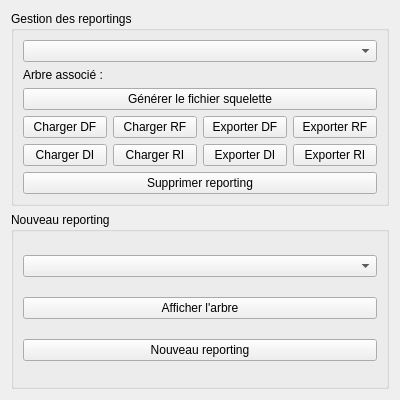
Above: formmanagereportings.ui from GiPiLab/ProtonClassicSuite before the change. Below: the same form after it.
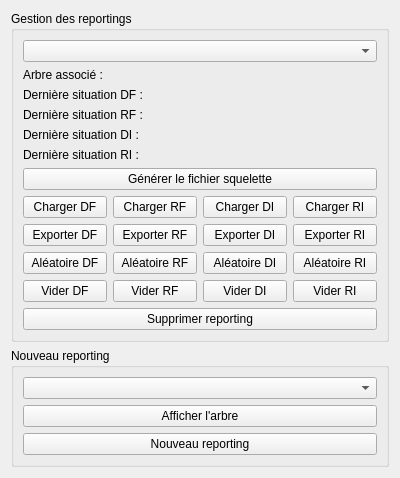
That is the form after the change. Icons and pictures are not drawn.

Commit message: Lot of bug fixes, add reporting random data

```diff
--- a/formmanagereportings.ui
+++ b/formmanagereportings.ui
@@ -7,7 +7,7 @@
     <x>0</x>
     <y>0</y>
     <width>400</width>
-    <height>400</height>
+    <height>474</height>
    </rect>
   </property>
   <property name="windowTitle">
@@ -24,27 +24,27 @@
       <string>Gestion des reportings</string>
      </property>
      <layout class="QGridLayout" name="gridLayout">
-      <item row="4" column="1">
-       <widget class="QPushButton" name="pushButtonLoadRI">
+      <item row="11" column="0">
+       <widget class="QPushButton" name="pushButtonRandomDF">
         <property name="text">
-         <string>Charger RI</string>
+         <string>Aléatoire DF</string>
         </property>
        </widget>
       </item>
-      <item row="3" column="1">
+      <item row="9" column="2">
+       <widget class="QPushButton" name="pushButtonExportDI">
+        <property name="text">
+         <string>Exporter DI</string>
+        </property>
+       </widget>
+      </item>
+      <item row="8" column="1">
        <widget class="QPushButton" name="pushButtonLoadRF">
         <property name="text">
          <string>Charger RF</string>
         </property>
        </widget>
       </item>
-      <item row="4" column="0">
-       <widget class="QPushButton" name="pushButtonLoadDI">
-        <property name="text">
-         <string>Charger DI</string>
-        </property>
-       </widget>
-      </item>
       <item row="1" column="0">
        <widget class="QLabel" name="label">
         <property name="text">
@@ -52,48 +52,34 @@
         </property>
        </widget>
       </item>
-      <item row="3" column="0">
+      <item row="8" column="0">
        <widget class="QPushButton" name="pushButtonLoadDF">
         <property name="text">
          <string>Charger DF</string>
         </property>
        </widget>
       </item>
-      <item row="3" column="2">
-       <widget class="QPushButton" name="pushButtonExportDF">
-        <property name="text">
-         <string>Exporter DF</string>
-        </property>
-       </widget>
-      </item>
-      <item row="3" column="3">
-       <widget class="QPushButton" name="pushButtonExportRF">
-        <property name="text">
-         <string>Exporter RF</string>
-        </property>
-       </widget>
-      </item>
-      <item row="4" column="2">
-       <widget class="QPushButton" name="pushButtonExportDI">
-        <property name="text">
-         <string>Exporter DI</string>
-        </property>
-       </widget>
-      </item>
-      <item row="4" column="3">
+      <item row="9" column="3">
        <widget class="QPushButton" name="pushButtonExportRI">
         <property name="text">
          <string>Exporter RI</string>
         </property>
        </widget>
       </item>
-      <item row="2" column="0" colspan="4">
+      <item row="6" column="0" colspan="4">
        <widget class="QPushButton" name="pushButtonExportLeaves">
         <property name="text">
          <string>Générer le fichier squelette</string>
         </property>
        </widget>
       </item>
+      <item row="13" column="0" colspan="4">
+       <widget class="QPushButton" name="pushButtonDeleteReporting">
+        <property name="text">
+         <string>Supprimer reporting</string>
+        </property>
+       </widget>
+      </item>
       <item row="1" column="1" colspan="3">
        <widget class="QLabel" name="labelTreeName">
         <property name="text">
@@ -107,10 +93,148 @@
       <item row="0" column="0" colspan="4">
        <widget class="QComboBox" name="comboListOfReportings"/>
       </item>
-      <item row="5" column="0" colspan="4">
-       <widget class="QPushButton" name="pushButtonDeleteReporting">
+      <item row="12" column="1">
+       <widget class="QPushButton" name="pushButtonClearRF">
         <property name="text">
-         <string>Supprimer reporting</string>
+         <string>Vider RF</string>
+        </property>
+       </widget>
+      </item>
+      <item row="11" column="1">
+       <widget class="QPushButton" name="pushButtonRandomRF">
+        <property name="text">
+         <string>Aléatoire RF</string>
+        </property>
+       </widget>
+      </item>
+      <item row="11" column="3">
+       <widget class="QPushButton" name="pushButtonRandomRI">
+        <property name="text">
+         <string>Aléatoire RI</string>
+        </property>
+       </widget>
+      </item>
+      <item row="11" column="2">
+       <widget class="QPushButton" name="pushButtonRandomDI">
+        <property name="text">
+         <string>Aléatoire DI</string>
+        </property>
+       </widget>
+      </item>
+      <item row="12" column="2">
+       <widget class="QPushButton" name="pushButtonClearDI">
+        <property name="text">
+         <string>Vider DI</string>
+        </property>
+       </widget>
+      </item>
+      <item row="12" column="3">
+       <widget class="QPushButton" name="pushButtonClearRI">
+        <property name="text">
+         <string>Vider RI</string>
+        </property>
+       </widget>
+      </item>
+      <item row="8" column="3">
+       <widget class="QPushButton" name="pushButtonLoadRI">
+        <property name="text">
+         <string>Charger RI</string>
+        </property>
+       </widget>
+      </item>
+      <item row="9" column="0">
+       <widget class="QPushButton" name="pushButtonExportDF">
+        <property name="text">
+         <string>Exporter DF</string>
+        </property>
+       </widget>
+      </item>
+      <item row="8" column="2">
+       <widget class="QPushButton" name="pushButtonLoadDI">
+        <property name="text">
+         <string>Charger DI</string>
+        </property>
+       </widget>
+      </item>
+      <item row="9" column="1">
+       <widget class="QPushButton" name="pushButtonExportRF">
+        <property name="text">
+         <string>Exporter RF</string>
+        </property>
+       </widget>
+      </item>
+      <item row="12" column="0">
+       <widget class="QPushButton" name="pushButtonClearDF">
+        <property name="text">
+         <string>Vider DF</string>
+        </property>
+       </widget>
+      </item>
+      <item row="2" column="0" colspan="2">
+       <widget class="QLabel" name="label_2">
+        <property name="text">
+         <string>Dernière situation DF :</string>
+        </property>
+       </widget>
+      </item>
+      <item row="2" column="2" colspan="2">
+       <widget class="QLabel" name="labelLastDF">
+        <property name="text">
+         <string/>
+        </property>
+        <property name="alignment">
+         <set>Qt::AlignRight|Qt::AlignTrailing|Qt::AlignVCenter</set>
+        </property>
+       </widget>
+      </item>
+      <item row="3" column="2" colspan="2">
+       <widget class="QLabel" name="labelLastRF">
+        <property name="text">
+         <string/>
+        </property>
+        <property name="alignment">
+         <set>Qt::AlignRight|Qt::AlignTrailing|Qt::AlignVCenter</set>
+        </property>
+       </widget>
+      </item>
+      <item row="4" column="2" colspan="2">
+       <widget class="QLabel" name="labelLastDI">
+        <property name="text">
+         <string/>
+        </property>
+        <property name="alignment">
+         <set>Qt::AlignRight|Qt::AlignTrailing|Qt::AlignVCenter</set>
+        </property>
+       </widget>
+      </item>
+      <item row="5" column="2" colspan="2">
+       <widget class="QLabel" name="labelLastRI">
+        <property name="text">
+         <string/>
+        </property>
+        <property name="alignment">
+         <set>Qt::AlignRight|Qt::AlignTrailing|Qt::AlignVCenter</set>
+        </property>
+       </widget>
+      </item>
+      <item row="3" column="0" colspan="2">
+       <widget class="QLabel" name="label_3">
+        <property name="text">
+         <string>Dernière situation RF :</string>
+        </property>
+       </widget>
+      </item>
+      <item row="4" column="0" colspan="2">
+       <widget class="QLabel" name="label_4">
+        <property name="text">
+         <string>Dernière situation DI :</string>
+        </property>
+       </widget>
+      </item>
+      <item row="5" column="0" colspan="2">
+       <widget class="QLabel" name="label_5">
+        <property name="text">
+         <string>Dernière situation RI :</string>
         </property>
        </widget>
       </item>
```
The commit also changes 25 other files.
